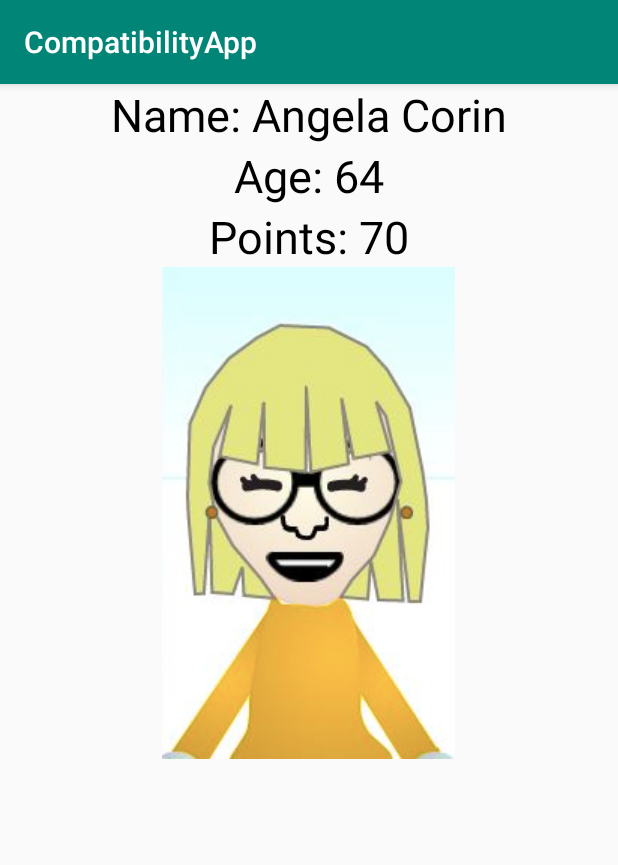
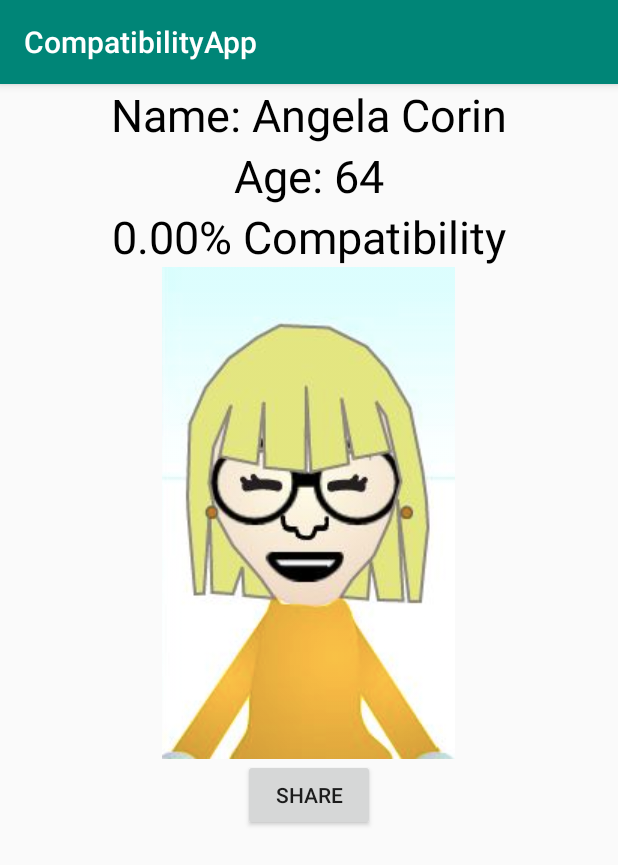
Before and after one commit to kdesai0512/CompatibilityApp, an Android app: the Profile2Activity screen opened directly, with no data from a screen before it, on a phone screen of 412 x 824 dp. Shown: the top 865 px of the screen. Run offline under Robolectric (Android 15) with nearby library versions, the phone set to English and light mode, and no system bars; Roboto replaces fonts that are not available here.

Commit message:
finished share button, entering age and feet as numbers, gender is not cut off. Fixed calculations with the height but still need to go through it

```diff
--- a/app/src/main/java/com/example/compatibilityapp/Profile2Activity.java
+++ b/app/src/main/java/com/example/compatibilityapp/Profile2Activity.java
@@ -9,11 +9,15 @@ import android.widget.TextView;
 
 import androidx.appcompat.app.AppCompatActivity;
 
+import java.text.DecimalFormat;
+
 public class Profile2Activity extends AppCompatActivity {
 
     Button button2;
     TextView name, age, points;
     ImageView image;
+    double percent;
+    int min, index2;
 
     @Override
     protected void onCreate(Bundle savedInstanceState) {
@@ -25,20 +29,32 @@ public class Profile2Activity extends AppCompatActivity {
         points = (TextView) findViewById(R.id.leastpersoncompatibility);
         image = (ImageView) findViewById(R.id.leastpersonpic);
 
-        int min = Person.people[0].getPoints();
-        int index2 = 0;
+         min = Person.people[0].getPoints();
+         index2 = 0;
         for (int i = 1; i < Person.people.length; i++) {
             if (Person.people[i].getPoints() > 0 && Person.people[i].getPoints() < min) {
                 min = Person.people[i].getPoints();
                 index2 = i;
             }
         }
-
+        DecimalFormat df = new DecimalFormat("0.00");
         name.setText("Name: " + Person.people[index2].getFirstName() + " " + Person.people[index2].getLastName());
         age.setText("Age: " + Person.people[index2].getAge());
-        points.setText("Points: " + Person.people[index2].getPoints());
+         percent = ((Person.people[index2].getPoints())/100);
+        Double.toString(percent);
+        points.setText(df.format(percent) + "% Compatibility");
         image.setImageResource(Person.people[index2].getImageResourceID());
 
+    }
+    public void shareInfo (View v)
+    {
+        Intent intent = new Intent(Intent.ACTION_SEND);
+        intent.setType("text/plain");
+        String strToDisplay = "I am " + percent + "% compatible with " + Person.people[index2].getFirstName() + " " + Person.people[index2].getLastName();
+        intent.putExtra(Intent.EXTRA_TEXT, strToDisplay);
+        String chooserTitle = "Choose an app to send your message";
+        Intent chosenIntent = Intent.createChooser(intent, chooserTitle);
+        startActivity(chosenIntent);
     }
 
 
--- a/app/src/main/res/layout/activity_profile.xml
+++ b/app/src/main/res/layout/activity_profile.xml
@@ -42,6 +42,12 @@
         android:layout_height="wrap_content"
         android:layout_gravity="center"
         android:id="@+id/mostpersonpic"/>
+    <Button
+        android:layout_width="wrap_content"
+        android:layout_height="wrap_content"
+        android:text="@string/share"
+        android:onClick="shareInfo"
+        android:layout_gravity="center"/>
 
 
 
--- a/app/src/main/res/layout/activity_profile2.xml
+++ b/app/src/main/res/layout/activity_profile2.xml
@@ -43,6 +43,13 @@
         android:layout_gravity="center"
         android:id="@+id/leastpersonpic"/>
 
+        <Button
+            android:layout_width="wrap_content"
+            android:layout_height="wrap_content"
+            android:text="@string/share"
+            android:onClick="shareInfo"
+            android:layout_gravity="center"/>
+
 
 
 
```
Also changed, not shown: app/src/main/java/com/example/compatibilityapp/FinalActivity.java (+7 -5 lines), app/src/main/java/com/example/compatibilityapp/ProfileActivity.java (+20 -5 lines), app/src/main/res/layout/activity_their_features_activities.xml (+6 -2 lines).
